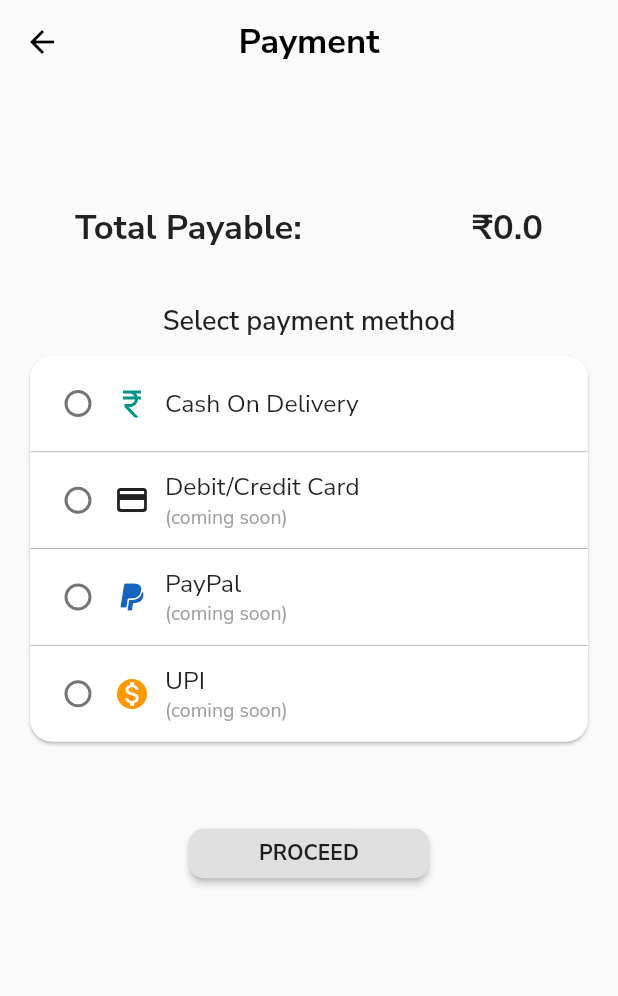
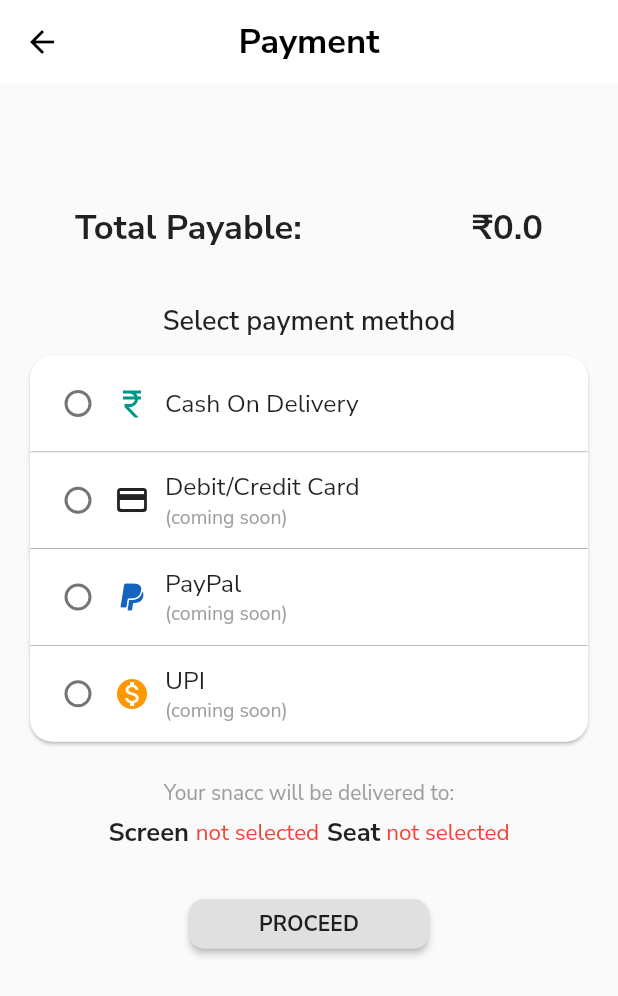
Before and after one commit to jyyoooo/snacc, a Flutter app: the PaymentsPage screen opened directly with empty values, on a phone screen of 412 x 824 dp. Shown: the top 996 px of the screen. Run offline on Flutter 3.47's test engine with Material 2 defaults, Android fonts, the light colour scheme and no system bars; our stand-ins replace carousel_slider, cloud_firestore, firebase_core, flutter_svg, fluttertoast, gap and 4 more; accounts and stored records are empty.

Commit message:
'fixed_no-data_message_in_userbag'

```diff
--- a/lib/Admin/Widgets/combo_list_builder.dart
+++ b/lib/Admin/Widgets/combo_list_builder.dart
@@ -57,7 +57,7 @@ class _ComboListBuilderState extends State<ComboListBuilder> {
                       },
                       onTap: () {
                         log('combo name: ${combo.comboName}');
-                        log('combo id: ${combo.comboID}');
+                        // log('combo id: ${combo.comboID}');
 
                         Navigator.of(context).push(MaterialPageRoute(
                             builder: (context) => ComboItemPage(
--- a/lib/UserPages/Your Bag/order_sucess.dart
+++ b/lib/UserPages/Your Bag/order_sucess.dart
@@ -66,7 +66,7 @@ class OrderSuccess extends StatelessWidget {
                 Navigator.pushReplacement(
                     context,
                     MaterialPageRoute(
-                        builder: (context) => TrackSnacc(order: thisOrder,isHistory: false,)));
+                        builder: (context) => TrackOrders(userID: userID,)));
               },
               textColor: Colors.white,
             )
--- a/lib/UserPages/Your Bag/payment.dart
+++ b/lib/UserPages/Your Bag/payment.dart
@@ -23,7 +23,6 @@ class PaymentsPage extends StatefulWidget {
 }
 
 class _PaymentsPageState extends State<PaymentsPage> {
-
   PaymentOption? selectedPaymentOption;
 
   @override
@@ -31,8 +30,9 @@ class _PaymentsPageState extends State<PaymentsPage> {
     var seatScreenData = context.read<SeatScreenData>();
     final flooredAmount = widget.amountPayable?.floorToDouble();
     return Scaffold(
+      backgroundColor: Colors.grey[50],
       appBar: AppBar(
-        backgroundColor: Colors.transparent,
+        backgroundColor: Colors.white,
         title: Text(
           'Payment',
           style:
@@ -114,7 +114,48 @@ class _PaymentsPageState extends State<PaymentsPage> {
                   const Icon(Icons.monetization_on, color: Colors.orange),
                   const BorderRadius.vertical(
                       top: Radius.zero, bottom: Radius.circular(15))),
-              const Gap(50),
+              const Gap(25),
+              Text('Your snacc will be delivered to:',
+                  style: GoogleFonts.nunitoSans(color: Colors.grey)),
+              const Gap(5),
+              Row(
+                mainAxisAlignment: MainAxisAlignment.center,
+                children: [
+                  Text('Screen ',
+                      style: GoogleFonts.nunitoSans(
+                          fontWeight: FontWeight.bold, fontSize: 17)),
+                  Text(
+                      '${seatScreenData.selectedScreenNumber ?? 'not selected'}',
+                      style: GoogleFonts.nunitoSans(
+                        color: seatScreenData.selectedScreenNumber != null
+                            ? Colors.blue
+                            : Colors.red,
+                        fontSize: seatScreenData.selectedScreenNumber != null
+                            ? 20
+                            : 15,
+                        fontWeight: seatScreenData.selectedScreenNumber != null
+                            ? FontWeight.bold
+                            : FontWeight.normal,
+                      )),
+                  const Gap(5),
+                  Text('Seat',
+                      style: GoogleFonts.nunitoSans(
+                          fontWeight: FontWeight.bold, fontSize: 17)),
+                  Text(
+                      ' ${seatScreenData.selectedSeatNumber ?? 'not selected'}',
+                      style: GoogleFonts.nunitoSans(
+                        color: seatScreenData.selectedSeatNumber != null
+                            ? Colors.blue
+                            : Colors.red,
+                        fontSize:
+                            seatScreenData.selectedSeatNumber != null ? 20 : 15,
+                        fontWeight: seatScreenData.selectedSeatNumber != null
+                            ? FontWeight.bold
+                            : FontWeight.normal,
+                      ))
+                ],
+              ),
+              const Gap(25),
               SnaccButton(
                   btncolor: selectedPaymentOption == null
                       ? Colors.grey[300]
@@ -130,7 +171,8 @@ class _PaymentsPageState extends State<PaymentsPage> {
 
                       log(screenAndSeatNumber);
 
-                      if (seatScreenData.selectedScreenNumber == null && seatScreenData.selectedScreenNumber != 0 &&
+                      if (seatScreenData.selectedScreenNumber == null &&
+                          seatScreenData.selectedScreenNumber != 0 &&
                           seatScreenData.selectedSeatNumber == null) {
                         Fluttertoast.showToast(
                             msg: 'select your screen and seat before placing',
--- a/lib/UserPages/favorites.dart
+++ b/lib/UserPages/favorites.dart
@@ -39,11 +39,11 @@ class _FavoritesState extends State<Favorites> {
 
   @override
   Widget build(BuildContext context) {
-    return Scaffold(
+    return Scaffold(backgroundColor: Colors.grey[50],
       appBar: AppBar(
         leading: const Icon(
           Icons.favorite,
-          color: Colors.transparent,
+          color: Colors.white,
         ),
         actions: [
           favoriteListNotifier.value.isNotEmpty
--- a/lib/UserPages/user_profile/user_profile.dart
+++ b/lib/UserPages/user_profile/user_profile.dart
@@ -28,11 +28,11 @@ class _UserAccountState extends State<UserAccount> {
   @override
   Widget build(BuildContext context) {
     return SafeArea(
-        child: Scaffold(
+        child: Scaffold(backgroundColor: Colors.grey[50],
       appBar: AppBar(
         elevation: 0,
         bottomOpacity: 1,
-        backgroundColor: Colors.transparent,
+        backgroundColor: Colors.white,
         centerTitle: true,
         title: Text(
           'Your Profile',
```
Also changed, not shown: lib/Admin/manage_orders/item_tiles.dart (+10 -12 lines), lib/Functions/user_bag_function.dart (+4 -4 lines), lib/UserPages/Your Bag/bag.dart (+18 -11 lines), lib/UserPages/Your Bag/bag_list_builder.dart (+27 -20 lines).
